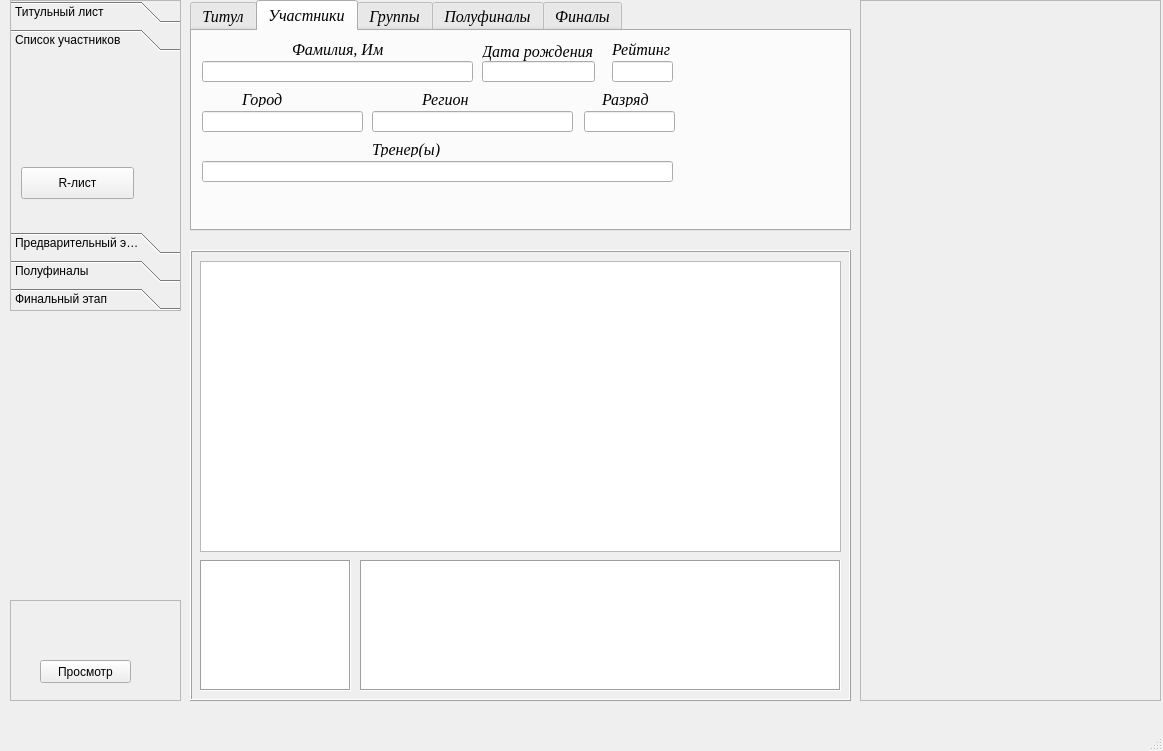
Before: the Qt Designer form main_window.ui in Kaspar0810/Competitions_TT_SQL, drawn with Qt 5.
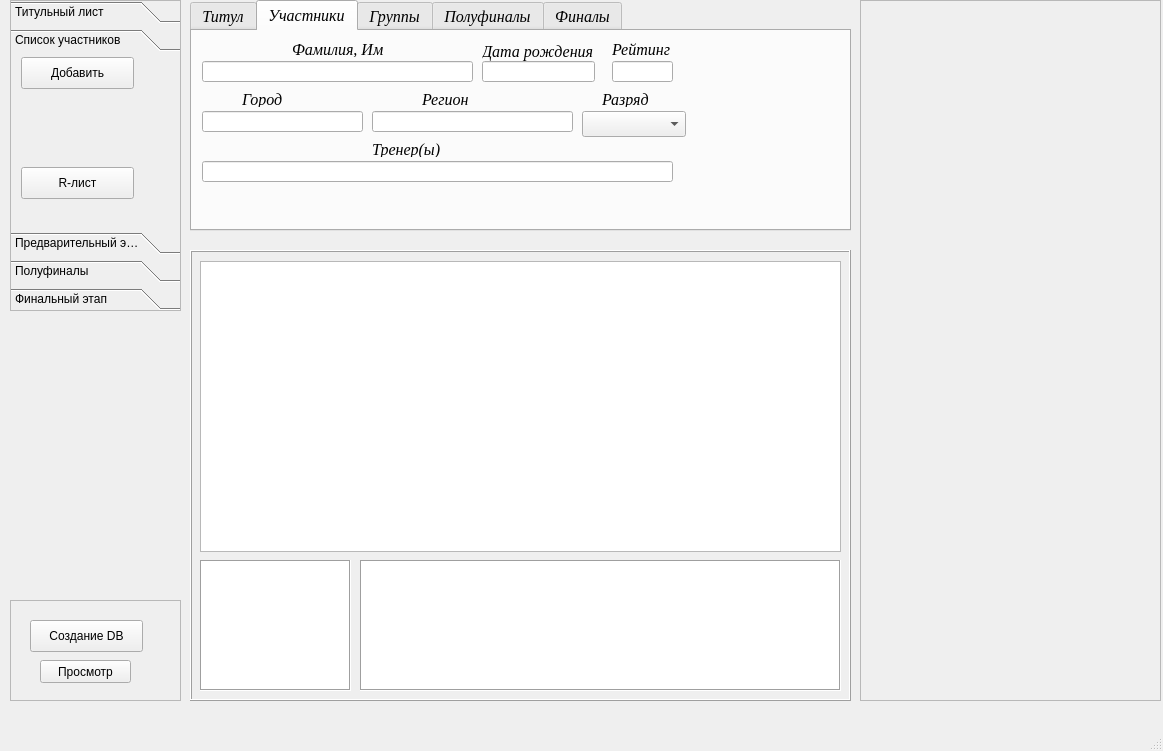
After: the same form once the commit is applied. The open tabs and pages were chosen to show the change.

The edit to the form file:
```diff
--- a/main_window.ui
+++ b/main_window.ui
@@ -42,6 +42,19 @@
       <string>Просмотр</string>
      </property>
     </widget>
+    <widget class="QPushButton" name="pushButton_db">
+     <property name="geometry">
+      <rect>
+       <x>20</x>
+       <y>20</y>
+       <width>113</width>
+       <height>32</height>
+      </rect>
+     </property>
+     <property name="text">
+      <string>Создание DB</string>
+     </property>
+    </widget>
    </widget>
    <widget class="QFrame" name="frame_3">
     <property name="geometry">
@@ -204,6 +217,19 @@
        <string>R-лист</string>
       </property>
      </widget>
+     <widget class="QPushButton" name="pushButton">
+      <property name="geometry">
+       <rect>
+        <x>10</x>
+        <y>0</y>
+        <width>113</width>
+        <height>32</height>
+       </rect>
+      </property>
+      <property name="text">
+       <string>Добавить</string>
+      </property>
+     </widget>
     </widget>
     <widget class="QWidget" name="page_3">
      <property name="geometry">
@@ -757,16 +783,6 @@
        </rect>
       </property>
      </widget>
-     <widget class="QLineEdit" name="lineEdit_razryad">
-      <property name="geometry">
-       <rect>
-        <x>392</x>
-        <y>80</y>
-        <width>91</width>
-        <height>21</height>
-       </rect>
-      </property>
-     </widget>
      <widget class="QLineEdit" name="lineEdit_coach">
       <property name="geometry">
        <rect>
@@ -910,6 +926,16 @@
        <string>Тренер(ы)</string>
       </property>
      </widget>
+     <widget class="QComboBox" name="comboBox_razryad">
+      <property name="geometry">
+       <rect>
+        <x>390</x>
+        <y>80</y>
+        <width>104</width>
+        <height>26</height>
+       </rect>
+      </property>
+     </widget>
     </widget>
     <widget class="QWidget" name="tab_2">
      <attribute name="title">
```
Left out of the diff: 18 changed lines with no effect on the pictures.
